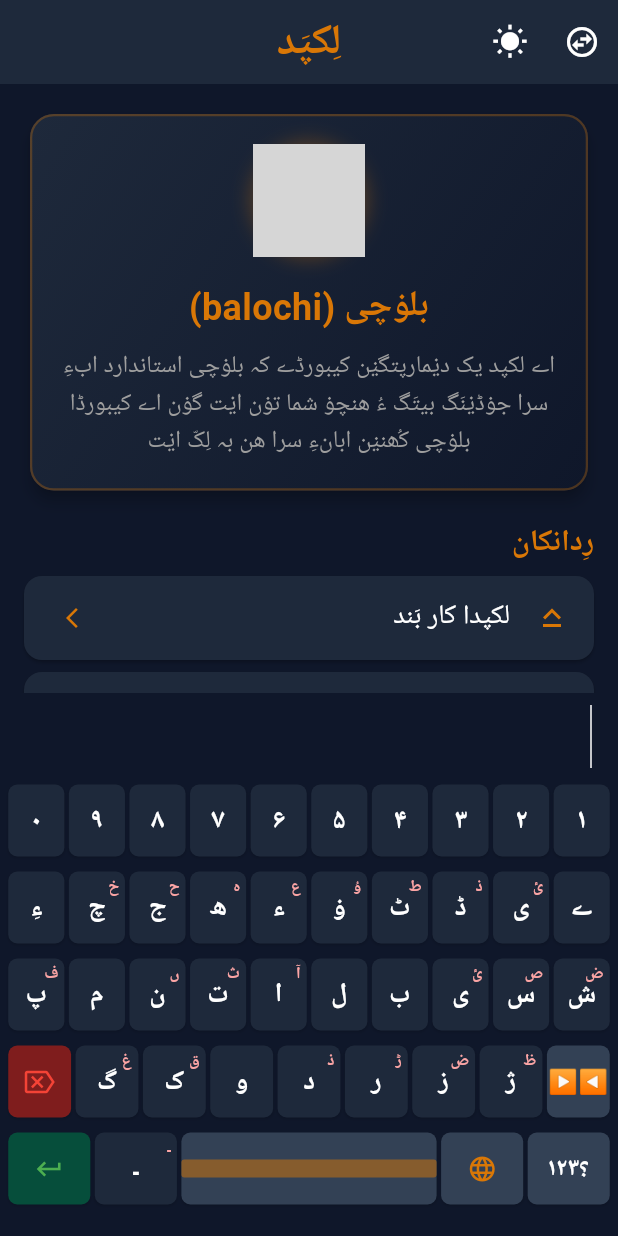
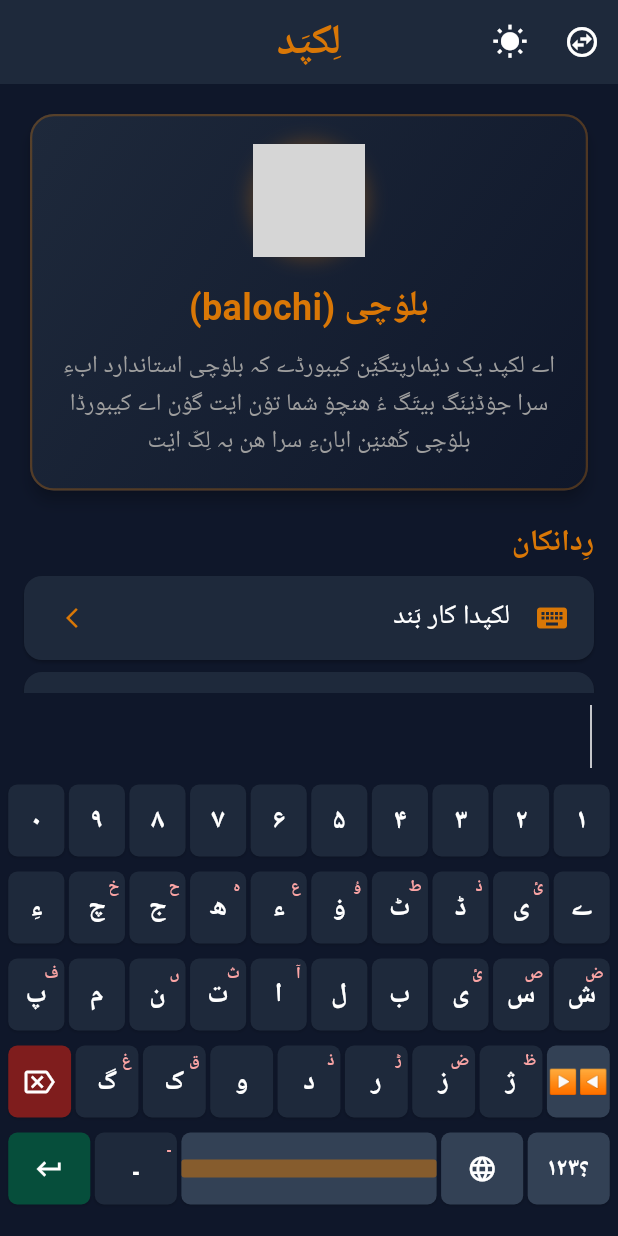
Before and after one commit to balochscript/lekpad, a Flutter app: the screen it shows after launch, on a phone screen of 412 x 824 dp. Run offline on Flutter 3.47's test engine with Material 3 defaults, Android fonts, the phone set to English and light mode, and no system bars; our stand-ins replace flutter_colorpicker, shared_preferences; Roboto replaces fonts that are missing (Amiri); grey boxes are pictures that could not be loaded.

Commit message:
Refactor keyboard UI and update icon colors

```diff
--- a/lib/main.dart
+++ b/lib/main.dart
@@ -337,6 +337,7 @@ class _KeyboardDashboardState extends State<KeyboardDashboard> {
       debugPrint("Failed to open keyboard picker: '${e.message}'.");
     }
   }
+
   @override
   Widget build(BuildContext context) {
     final isDark = widget.themeMode == ThemeMode.dark ||
@@ -344,7 +345,6 @@ class _KeyboardDashboardState extends State<KeyboardDashboard> {
     final textDirection = widget.previousScript == 'balorabi' ? TextDirection.rtl : TextDirection.ltr;
 
     final accentGold = const Color(0xFFD97706);
-    final crimsonThread = const Color(0xFFDC2626);
 
     return Scaffold(
       appBar: AppBar(
@@ -464,14 +464,14 @@ class _KeyboardDashboardState extends State<KeyboardDashboard> {
                         const SizedBox(height: 8),
                         _buildSettingButton(
                           context,
-                          icon: Icons.keyboard_capslock,
+                          icon: Icons.keyboard,
                           title: _getLocalizedText('enable_keyboard'),
                           accentGold: accentGold,
                           onTap: _enableKeyboard,
                         ),
                         _buildSettingButton(
                           context,
-                          icon: Icons.touch_app_outlined,
+                          icon: Icons.touch_app,
                           title: _getLocalizedText('choose_keyboard'),
                           accentGold: accentGold,
                           onTap: _chooseKeyboard,
@@ -526,7 +526,7 @@ class _KeyboardDashboardState extends State<KeyboardDashboard> {
                                   children: [
                                     Row(
                                       children: [
-                                        Icon(Icons.volume_up_outlined, color: accentGold),
+                                        Icon(Icons.volume_up, color: accentGold),
                                         const SizedBox(width: 12),
                                         Text(
                                           _getLocalizedText('sound_enabled'),
@@ -613,7 +613,7 @@ class _KeyboardDashboardState extends State<KeyboardDashboard> {
                   ),
                 ),
 
-                _buildKeyboardUI(isDark, accentGold, crimsonThread),
+                _buildKeyboardUI(isDark, accentGold),
               ],
             ),
 
@@ -702,6 +702,9 @@ class _KeyboardDashboardState extends State<KeyboardDashboard> {
                   pickedColor = color;
                 },
                 pickerAreaHeightPercent: 0.8,
+                displayThumbColor: true,
+                showLabel: true,
+                paletteType: PaletteType.hsvWithHue,
               ),
             ),
             actions: [
@@ -765,7 +768,8 @@ class _KeyboardDashboardState extends State<KeyboardDashboard> {
       ),
     );
   }
-  Widget _buildKeyboardUI(bool isDark, Color accentGold, Color crimsonThread) {
+
+  Widget _buildKeyboardUI(bool isDark, Color accentGold) {
     final keyboardBg = widget.kbBgColor;
 
     List<List<String>> layout;
@@ -805,7 +809,7 @@ class _KeyboardDashboardState extends State<KeyboardDashboard> {
                     flex: flexValue,
                     child: Directionality(
                       textDirection: kbDirection,
-                      child: _buildKeyWidget(key, isDark, accentGold, crimsonThread),
+                      child: _buildKeyWidget(key, isDark, accentGold),
                     ),
                   );
                 }).toList(),
@@ -841,11 +845,11 @@ class _KeyboardDashboardState extends State<KeyboardDashboard> {
                     const SizedBox(width: 4),
                     Text(
                       _clipboardText.length > 8 ? '${_clipboardText.substring(0, 6)}...' : _clipboardText,
-                      style: const TextStyle(
+                      style: TextStyle(
                         fontFamily: 'Amiri',
                         fontSize: 12,
                         fontWeight: FontWeight.bold,
-                        color: Colors.white,
+                        color: widget.keyTextColor,
                       ),
                     )
                   ],
@@ -884,10 +888,9 @@ class _KeyboardDashboardState extends State<KeyboardDashboard> {
     );
   }
 
-  Widget _buildKeyWidget(String key, bool isDark, Color accentGold, Color crimsonThread) {
+  Widget _buildKeyWidget(String key, bool isDark, Color accentGold) {
     final keyBg = widget.keyBgColor;
     final textColor = widget.keyTextColor;
-    final hintColor = isDark ? const Color(0xFFFCA5A5) : crimsonThread;
 
     final hint = BalochiConfig.keyVisualAlternativeHints[key];
     bool isSpecial = key == ' ' || key == '⌫' || key == '⏎' || key == '🌐' || key == '⬆' || key == '◀▶' || key == '؟۱۲۳' || key == '?123' || key == '← 1/2' || key == '2/2 →' || key == 'اب/ABC' || key == 'Màn';
@@ -906,10 +909,10 @@ class _KeyboardDashboardState extends State<KeyboardDashboard> {
       );
     } else if (key == '⌫') {
       finalBg = isDark ? const Color(0xFF7F1D1D) : const Color(0xFFFEE2E2);
-      keyLabel = Icon(Icons.backspace_outlined, color: Colors.red, size: 20);
+      keyLabel = Icon(Icons.backspace_outlined, color: textColor, size: 20);
     } else if (key == '⏎' || key == 'Màn') {
       finalBg = isDark ? const Color(0xFF064E3B) : const Color(0xFFD1FAE5);
-      keyLabel = Icon(Icons.keyboard_return, color: Colors.green, size: 20);
+      keyLabel = Icon(Icons.keyboard_return, color: textColor, size: 20);
     } else if (key == '؟۱۲۳' || key == '?123') {
       finalBg = isDark ? const Color(0xFF334155) : const Color(0xFFE2E8F0);
       keyLabel = Text(
@@ -918,12 +921,12 @@ class _KeyboardDashboardState extends State<KeyboardDashboard> {
       );
     } else if (key == '🌐') {
       finalBg = isDark ? const Color(0xFF334155) : const Color(0xFFE2E8F0);
-      keyLabel = Icon(Icons.language, color: accentGold, size: 20);
+      keyLabel = Icon(Icons.language, color: textColor, size: 20);
     } else if (key == '◀▶') {
       finalBg = isDark ? const Color(0xFF334155) : const Color(0xFFE2E8F0);
-      keyLabel = const Text(
+      keyLabel = Text(
         '◀▶',
-        style: TextStyle(fontFamily: 'Amiri', fontWeight: FontWeight.bold, fontSize: 16),
+        style: TextStyle(fontFamily: 'Amiri', fontWeight: FontWeight.bold, color: textColor, fontSize: 16),
       );
     } else if (key == '← 1/2' || key == '2/2 →') {
       finalBg = isDark ? const Color(0xFF475569) : const Color(0xFFCBD5E1);
@@ -1021,7 +1024,7 @@ class _KeyboardDashboardState extends State<KeyboardDashboard> {
                     fontFamily: 'Amiri',
                     fontSize: 11,
                     fontWeight: FontWeight.bold,
-                    color: hintColor,
+                    color: isDark ? const Color(0xFFFCA5A5) : const Color(0xFFDC2626),
                   ),
                 ),
               ),
```
